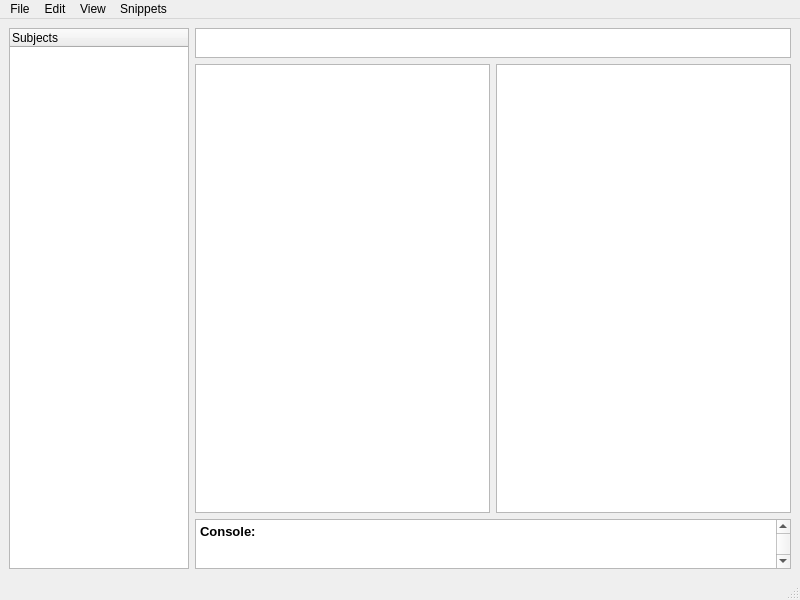
taylorjohnwood/Notey, file notetaker.ui: the form before one commit.
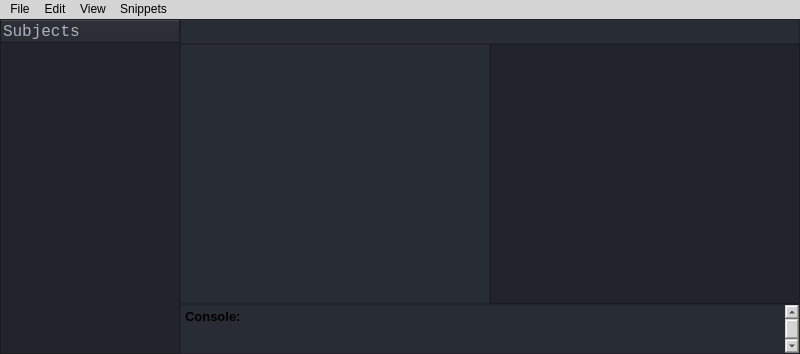
The form after the commit. Icons and pictures are not drawn. Custom widgets are drawn as their Qt base class.

Patch:
```diff
--- a/notetaker.ui
+++ b/notetaker.ui
@@ -7,7 +7,7 @@
     <x>0</x>
     <y>0</y>
     <width>800</width>
-    <height>600</height>
+    <height>354</height>
    </rect>
   </property>
   <property name="sizePolicy">
@@ -19,9 +19,12 @@
   <property name="windowTitle">
    <string>NoteTaker</string>
   </property>
+  <property name="styleSheet">
+   <string notr="true">background-color: rgb(212, 212, 212);</string>
+  </property>
   <widget class="QWidget" name="centralwidget">
    <property name="sizePolicy">
-    <sizepolicy hsizetype="MinimumExpanding" vsizetype="MinimumExpanding">
+    <sizepolicy hsizetype="Expanding" vsizetype="Expanding">
      <horstretch>0</horstretch>
      <verstretch>0</verstretch>
     </sizepolicy>
@@ -30,29 +33,21 @@
     <property name="sizeConstraint">
      <enum>QLayout::SetNoConstraint</enum>
     </property>
-    <item row="1" column="2">
-     <widget class="PdfView" name="pdfView">
-      <property name="sizePolicy">
-       <sizepolicy hsizetype="MinimumExpanding" vsizetype="MinimumExpanding">
-        <horstretch>0</horstretch>
-        <verstretch>0</verstretch>
-       </sizepolicy>
-      </property>
-      <property name="minimumSize">
-       <size>
-        <width>0</width>
-        <height>0</height>
-       </size>
-      </property>
-      <property name="styleSheet">
-       <string notr="true">*:focus{
-border-color: rgb(85, 85, 255);
-border-width: 1px;
-border-style: solid;
-}</string>
-      </property>
-     </widget>
-    </item>
+    <property name="leftMargin">
+     <number>0</number>
+    </property>
+    <property name="topMargin">
+     <number>0</number>
+    </property>
+    <property name="rightMargin">
+     <number>0</number>
+    </property>
+    <property name="bottomMargin">
+     <number>0</number>
+    </property>
+    <property name="spacing">
+     <number>0</number>
+    </property>
     <item row="1" column="1">
      <widget class="LatexTextEditor" name="mainTextEdit">
       <property name="sizePolicy">
@@ -67,6 +62,178 @@
         <height>0</height>
        </size>
       </property>
+      <property name="palette">
+       <palette>
+        <active>
+         <colorrole role="Button">
+          <brush brushstyle="SolidPattern">
+           <color alpha="255">
+            <red>40</red>
+            <green>44</green>
+            <blue>52</blue>
+           </color>
+          </brush>
+         </colorrole>
+         <colorrole role="Light">
+          <brush brushstyle="SolidPattern">
+           <color alpha="255">
+            <red>171</red>
+            <green>178</green>
+            <blue>191</blue>
+           </color>
+          </brush>
+         </colorrole>
+         <colorrole role="Text">
+          <brush brushstyle="SolidPattern">
+           <color alpha="255">
+            <red>171</red>
+            <green>178</green>
+            <blue>191</blue>
+           </color>
+          </brush>
+         </colorrole>
+         <colorrole role="Base">
+          <brush brushstyle="SolidPattern">
+           <color alpha="255">
+            <red>40</red>
+            <green>44</green>
+            <blue>52</blue>
+           </color>
+          </brush>
+         </colorrole>
+         <colorrole role="Window">
+          <brush brushstyle="SolidPattern">
+           <color alpha="255">
+            <red>40</red>
+            <green>44</green>
+            <blue>52</blue>
+           </color>
+          </brush>
+         </colorrole>
+         <colorrole role="PlaceholderText">
+          <brush brushstyle="SolidPattern">
+           <color alpha="128">
+            <red>171</red>
+            <green>178</green>
+            <blue>191</blue>
+           </color>
+          </brush>
+         </colorrole>
+        </active>
+        <inactive>
+         <colorrole role="Button">
+          <brush brushstyle="SolidPattern">
+           <color alpha="255">
+            <red>40</red>
+            <green>44</green>
+            <blue>52</blue>
+           </color>
+          </brush>
+         </colorrole>
+         <colorrole role="Light">
+          <brush brushstyle="SolidPattern">
+           <color alpha="255">
+            <red>171</red>
+            <green>178</green>
+            <blue>191</blue>
+           </color>
+          </brush>
+         </colorrole>
+         <colorrole role="Text">
+          <brush brushstyle="SolidPattern">
+           <color alpha="255">
+            <red>171</red>
+            <green>178</green>
+            <blue>191</blue>
+           </color>
+          </brush>
+         </colorrole>
+         <colorrole role="Base">
+          <brush brushstyle="SolidPattern">
+           <color alpha="255">
+            <red>40</red>
+            <green>44</green>
+            <blue>52</blue>
+           </color>
+          </brush>
+         </colorrole>
+         <colorrole role="Window">
+          <brush brushstyle="SolidPattern">
+           <color alpha="255">
+            <red>40</red>
+            <green>44</green>
+            <blue>52</blue>
+           </color>
+          </brush>
+         </colorrole>
+         <colorrole role="PlaceholderText">
+          <brush brushstyle="SolidPattern">
+           <color alpha="128">
+            <red>171</red>
+            <green>178</green>
+            <blue>191</blue>
+           </color>
+          </brush>
+         </colorrole>
+        </inactive>
+        <disabled>
+         <colorrole role="Button">
+          <brush brushstyle="SolidPattern">
+           <color alpha="255">
+            <red>40</red>
+            <green>44</green>
+            <blue>52</blue>
+           </color>
+          </brush>
+         </colorrole>
+         <colorrole role="Light">
+          <brush brushstyle="SolidPattern">
+           <color alpha="255">
+            <red>171</red>
+            <green>178</green>
+            <blue>191</blue>
+           </color>
+          </brush>
+         </colorrole>
+         <colorrole role="Text">
+          <brush brushstyle="SolidPattern">
+           <color alpha="255">
+            <red>190</red>
+            <green>190</green>
+            <blue>190</blue>
+           </color>
+          </brush>
+         </colorrole>
+         <colorrole role="Base">
+          <brush brushstyle="SolidPattern">
+           <color alpha="255">
+            <red>40</red>
+            <green>44</green>
+            <blue>52</blue>
+           </color>
+          </brush>
+         </colorrole>
+         <colorrole role="Window">
+          <brush brushstyle="SolidPattern">
+           <color alpha="255">
+            <red>40</red>
+            <green>44</green>
+            <blue>52</blue>
+           </color>
+          </brush>
+         </colorrole>
+         <colorrole role="PlaceholderText">
+          <brush brushstyle="SolidPattern">
+           <color alpha="128">
+            <red>0</red>
+            <green>0</green>
+            <blue>0</blue>
+           </color>
+          </brush>
+         </colorrole>
+        </disabled>
+       </palette>
+      </property>
       <property name="font">
        <font>
         <family>Source Code Pro</family>
@@ -78,6 +245,9 @@
 border-color: rgb(85, 85, 255);
 border-width: 1px;
 border-style: solid;
+}
+*{
+background-color: rgb(40, 44, 52);
 }</string>
       </property>
       <property name="html">
@@ -85,23 +255,10 @@
 &lt;html&gt;&lt;head&gt;&lt;meta name=&quot;qrichtext&quot; content=&quot;1&quot; /&gt;&lt;style type=&quot;text/css&quot;&gt;
 p, li { white-space: pre-wrap; }
 &lt;/style&gt;&lt;/head&gt;&lt;body style=&quot; font-family:'Source Code Pro'; font-size:12pt; font-weight:400; font-style:normal;&quot;&gt;
-&lt;p style=&quot;-qt-paragraph-type:empty; margin-top:0px; margin-bottom:0px; margin-left:0px; margin-right:0px; -qt-block-indent:0; text-indent:0px; font-family:'Sans Serif'; font-size:9pt;&quot;&gt;&lt;br /&gt;&lt;/p&gt;&lt;/body&gt;&lt;/html&gt;</string>
+&lt;p style=&quot;-qt-paragraph-type:empty; margin-top:0px; margin-bottom:0px; margin-left:0px; margin-right:0px; -qt-block-indent:0; text-indent:0px;&quot;&gt;&lt;br /&gt;&lt;/p&gt;&lt;/body&gt;&lt;/html&gt;</string>
       </property>
-     </widget>
-    </item>
-    <item row="0" column="1" colspan="2">
-     <widget class="QTextBrowser" name="filenameTextBrowser">
-      <property name="sizePolicy">
-       <sizepolicy hsizetype="MinimumExpanding" vsizetype="MinimumExpanding">
-        <horstretch>0</horstretch>
-        <verstretch>0</verstretch>
-       </sizepolicy>
-      </property>
-      <property name="maximumSize">
-       <size>
-        <width>16777215</width>
-        <height>30</height>
-       </size>
+      <property name="tabStopWidth">
+       <number>40</number>
       </property>
      </widget>
     </item>
@@ -119,6 +276,100 @@
         <height>50</height>
        </size>
       </property>
+      <property name="palette">
+       <palette>
+        <active>
+         <colorrole role="Button">
+          <brush brushstyle="SolidPattern">
+           <color alpha="255">
+            <red>40</red>
+            <green>44</green>
+            <blue>52</blue>
+           </color>
+          </brush>
+         </colorrole>
+         <colorrole role="Base">
+          <brush brushstyle="SolidPattern">
+           <color alpha="255">
+            <red>40</red>
+            <green>44</green>
+            <blue>52</blue>
+           </color>
+          </brush>
+         </colorrole>
+         <colorrole role="Window">
+          <brush brushstyle="SolidPattern">
+           <color alpha="255">
+            <red>40</red>
+            <green>44</green>
+            <blue>52</blue>
+           </color>
+          </brush>
+         </colorrole>
+        </active>
+        <inactive>
+         <colorrole role="Button">
+          <brush brushstyle="SolidPattern">
+           <color alpha="255">
+            <red>40</red>
+            <green>44</green>
+            <blue>52</blue>
+           </color>
+          </brush>
+         </colorrole>
+         <colorrole role="Base">
+          <brush brushstyle="SolidPattern">
+           <color alpha="255">
+            <red>40</red>
+            <green>44</green>
+            <blue>52</blue>
+           </color>
+          </brush>
+         </colorrole>
+         <colorrole role="Window">
+          <brush brushstyle="SolidPattern">
+           <color alpha="255">
+            <red>40</red>
+            <green>44</green>
+            <blue>52</blue>
+           </color>
+          </brush>
+         </colorrole>
+        </inactive>
+        <disabled>
+         <colorrole role="Button">
+          <brush brushstyle="SolidPattern">
+           <color alpha="255">
+            <red>40</red>
+            <green>44</green>
+            <blue>52</blue>
+           </color>
+          </brush>
+         </colorrole>
+         <colorrole role="Base">
+          <brush brushstyle="SolidPattern">
+           <color alpha="255">
+            <red>40</red>
+            <green>44</green>
+            <blue>52</blue>
+           </color>
+          </brush>
+         </colorrole>
+         <colorrole role="Window">
+          <brush brushstyle="SolidPattern">
+           <color alpha="255">
+            <red>40</red>
+            <green>44</green>
+            <blue>52</blue>
+           </color>
+          </brush>
+         </colorrole>
+        </disabled>
+       </palette>
+      </property>
+      <property name="styleSheet">
+       <string notr="true">background-color: rgb(40, 44, 52);</string>
+      </property>
       <property name="html">
        <string>&lt;!DOCTYPE HTML PUBLIC &quot;-//W3C//DTD HTML 4.0//EN&quot; &quot;http://www.w3.org/TR/REC-html40/strict.dtd&quot;&gt;
 &lt;html&gt;&lt;head&gt;&lt;meta name=&quot;qrichtext&quot; content=&quot;1&quot; /&gt;&lt;style type=&quot;text/css&quot;&gt;
@@ -130,6 +381,175 @@
       </property>
      </widget>
     </item>
+    <item row="0" column="1" colspan="2">
+     <widget class="QTextBrowser" name="filenameTextBrowser">
+      <property name="sizePolicy">
+       <sizepolicy hsizetype="MinimumExpanding" vsizetype="MinimumExpanding">
+        <horstretch>0</horstretch>
+        <verstretch>0</verstretch>
+       </sizepolicy>
+      </property>
+      <property name="maximumSize">
+       <size>
+        <width>16777215</width>
+        <height>25</height>
+       </size>
+      </property>
+      <property name="palette">
+       <palette>
+        <active>
+         <colorrole role="Button">
+          <brush brushstyle="SolidPattern">
+           <color alpha="255">
+            <red>40</red>
+            <green>44</green>
+            <blue>52</blue>
+           </color>
+          </brush>
+         </colorrole>
+         <colorrole role="Text">
+          <brush brushstyle="SolidPattern">
+           <color alpha="255">
+            <red>171</red>
+            <green>178</green>
+            <blue>191</blue>
+           </color>
+          </brush>
+         </colorrole>
+         <colorrole role="Base">
+          <brush brushstyle="SolidPattern">
+           <color alpha="255">
+            <red>40</red>
+            <green>44</green>
+            <blue>52</blue>
+           </color>
+          </brush>
+         </colorrole>
+         <colorrole role="Window">
+          <brush brushstyle="SolidPattern">
+           <color alpha="255">
+            <red>40</red>
+            <green>44</green>
+            <blue>52</blue>
+           </color>
+          </brush>
+         </colorrole>
+         <colorrole role="PlaceholderText">
+          <brush brushstyle="SolidPattern">
+           <color alpha="128">
+            <red>171</red>
+            <green>178</green>
+            <blue>191</blue>
+           </color>
+          </brush>
+         </colorrole>
+        </active>
+        <inactive>
+         <colorrole role="Button">
+          <brush brushstyle="SolidPattern">
+           <color alpha="255">
+            <red>40</red>
+            <green>44</green>
+            <blue>52</blue>
+           </color>
+          </brush>
+         </colorrole>
+         <colorrole role="Text">
+          <brush brushstyle="SolidPattern">
+           <color alpha="255">
+            <red>171</red>
+            <green>178</green>
+            <blue>191</blue>
+           </color>
+          </brush>
+         </colorrole>
+         <colorrole role="Base">
+          <brush brushstyle="SolidPattern">
+           <color alpha="255">
+            <red>40</red>
+            <green>44</green>
+            <blue>52</blue>
+           </color>
+          </brush>
+         </colorrole>
+         <colorrole role="Window">
+          <brush brushstyle="SolidPattern">
+           <color alpha="255">
+            <red>40</red>
+            <green>44</green>
+            <blue>52</blue>
+           </color>
+          </brush>
+         </colorrole>
+         <colorrole role="PlaceholderText">
+          <brush brushstyle="SolidPattern">
+           <color alpha="128">
+            <red>171</red>
+            <green>178</green>
+            <blue>191</blue>
+           </color>
+          </brush>
+         </colorrole>
+        </inactive>
+        <disabled>
+         <colorrole role="Button">
+          <brush brushstyle="SolidPattern">
+           <color alpha="255">
+            <red>40</red>
+            <green>44</green>
+            <blue>52</blue>
+           </color>
+          </brush>
+         </colorrole>
+         <colorrole role="Text">
+          <brush brushstyle="SolidPattern">
+           <color alpha="255">
+            <red>190</red>
+            <green>190</green>
+            <blue>190</blue>
+           </color>
+          </brush>
+         </colorrole>
+         <colorrole role="Base">
+          <brush brushstyle="SolidPattern">
+           <color alpha="255">
+            <red>40</red>
+            <green>44</green>
+            <blue>52</blue>
+           </color>
+          </brush>
+         </colorrole>
+         <colorrole role="Window">
+          <brush brushstyle="SolidPattern">
+           <color alpha="255">
+            <red>40</red>
+            <green>44</green>
+            <blue>52</blue>
+           </color>
+          </brush>
+         </colorrole>
+         <colorrole role="PlaceholderText">
+          <brush brushstyle="SolidPattern">
+           <color alpha="128">
+            <red>0</red>
+            <green>0</green>
+            <blue>0</blue>
+           </color>
+          </brush>
+         </colorrole>
+        </disabled>
+       </palette>
+      </property>
+      <property name="font">
+       <font>
+        <pointsize>7</pointsize>
+       </font>
+      </property>
+      <property name="styleSheet">
+       <string notr="true">background-color: rgb(40, 44, 52);</string>
+      </property>
+     </widget>
+    </item>
     <item row="0" column="0" rowspan="3">
      <widget class="QTreeWidget" name="subjectTree">
       <property name="sizePolicy">
@@ -150,13 +570,149 @@
         <height>16777215</height>
        </size>
       </property>
+      <property name="palette">
+       <palette>
+        <active>
+         <colorrole role="Button">
+          <brush brushstyle="SolidPattern">
+           <color alpha="255">
+            <red>33</red>
+            <green>37</green>
+            <blue>43</blue>
+           </color>
+          </brush>
+         </colorrole>
+         <colorrole role="Base">
+          <brush brushstyle="SolidPattern">
+           <color alpha="255">
+            <red>33</red>
+            <green>37</green>
+            <blue>43</blue>
+           </color>
+          </brush>
+         </colorrole>
+         <colorrole role="Window">
+          <brush brushstyle="SolidPattern">
+           <color alpha="255">
+            <red>33</red>
+            <green>37</green>
+            <blue>43</blue>
+           </color>
+          </brush>
+         </colorrole>
+        </active>
+        <inactive>
+         <colorrole role="Button">
+          <brush brushstyle="SolidPattern">
+           <color alpha="255">
+            <red>33</red>
+            <green>37</green>
+            <blue>43</blue>
+           </color>
+          </brush>
+         </colorrole>
+         <colorrole role="Base">
+          <brush brushstyle="SolidPattern">
+           <color alpha="255">
+            <red>33</red>
+            <green>37</green>
+            <blue>43</blue>
+           </color>
+          </brush>
+         </colorrole>
+         <colorrole role="Window">
+          <brush brushstyle="SolidPattern">
+           <color alpha="255">
+            <red>33</red>
+            <green>37</green>
+            <blue>43</blue>
+           </color>
+          </brush>
+         </colorrole>
+        </inactive>
+        <disabled>
+         <colorrole role="Button">
+          <brush brushstyle="SolidPattern">
+           <color alpha="255">
+            <red>33</red>
+            <green>37</green>
+            <blue>43</blue>
+           </color>
+          </brush>
+         </colorrole>
+         <colorrole role="Base">
+          <brush brushstyle="SolidPattern">
+           <color alpha="255">
+            <red>33</red>
+            <green>37</green>
+            <blue>43</blue>
+           </color>
+          </brush>
+         </colorrole>
+         <colorrole role="Window">
+          <brush brushstyle="SolidPattern">
+           <color alpha="255">
+            <red>33</red>
+            <green>37</green>
+            <blue>43</blue>
+           </color>
+          </brush>
+         </colorrole>
+        </disabled>
+       </palette>
+      </property>
+      <property name="styleSheet">
+       <string notr="true">background-color: rgb(33, 37, 43);
+font: 12pt &quot;Monospace&quot;;</string>
+      </property>
       <column>
        <property name="text">
         <string>Subjects</string>
        </property>
+       <property name="font">
+        <font>
+         <family>Monospace</family>
+         <pointsize>12</pointsize>
+        </font>
+       </property>
+       <property name="foreground">
+        <brush brushstyle="SolidPattern">
+         <color alpha="255">
+          <red>171</red>
+          <green>178</green>
+          <blue>191</blue>
+         </color>
+        </brush>
+       </property>
       </column>
      </widget>
     </item>
+    <item row="1" column="2">
+     <widget class="PdfView" name="pdfView">
+      <property name="sizePolicy">
+       <sizepolicy hsizetype="MinimumExpanding" vsizetype="MinimumExpanding">
+        <horstretch>0</horstretch>
+        <verstretch>0</verstretch>
+       </sizepolicy>
+      </property>
+      <property name="minimumSize">
+       <size>
+        <width>0</width>
+        <height>0</height>
+       </size>
+      </property>
+      <property name="styleSheet">
+       <string notr="true">*:focus{
+border-color: rgb(85, 85, 255);
+border-width: 1px;
+border-style: solid;
+}
+*{
+	background-color: rgb(33, 37, 43);
+}</string>
+      </property>
+     </widget>
+    </item>
    </layout>
   </widget>
   <widget class="QMenuBar" name="menubar">
@@ -234,7 +790,6 @@
    <addaction name="menuView"/>
    <addaction name="menuSnippets"/>
   </widget>
-  <widget class="QStatusBar" name="statusbar"/>
   <action name="actionNew">
    <property name="icon">
     <iconset resource="Resources.qrc">
```
